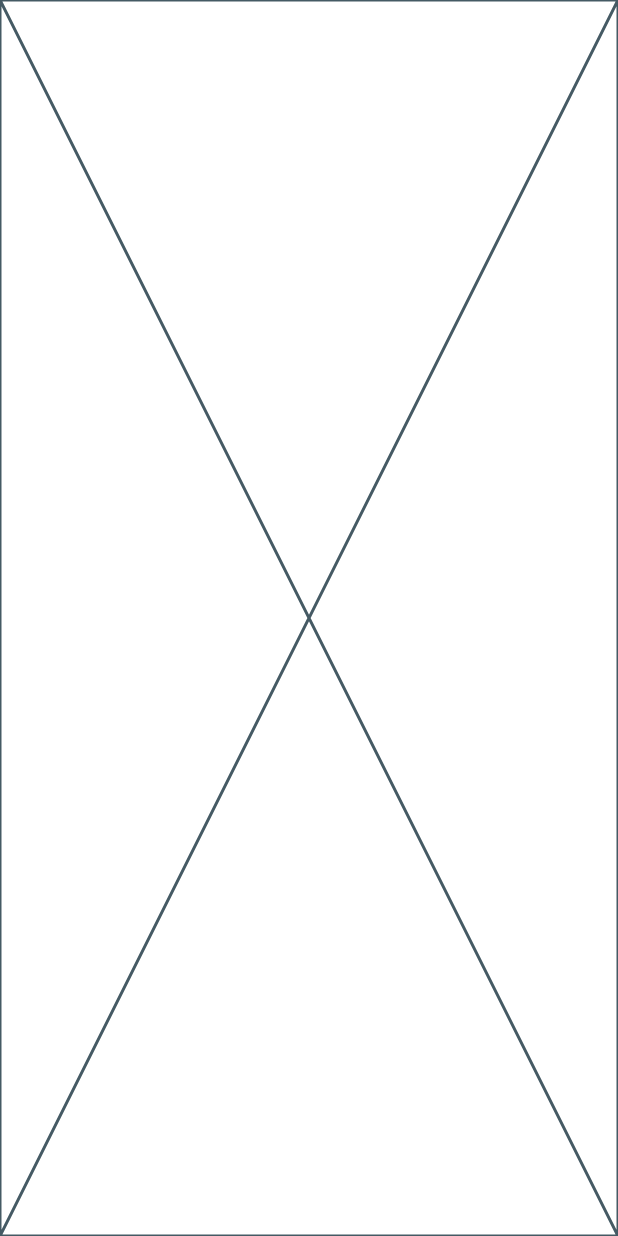
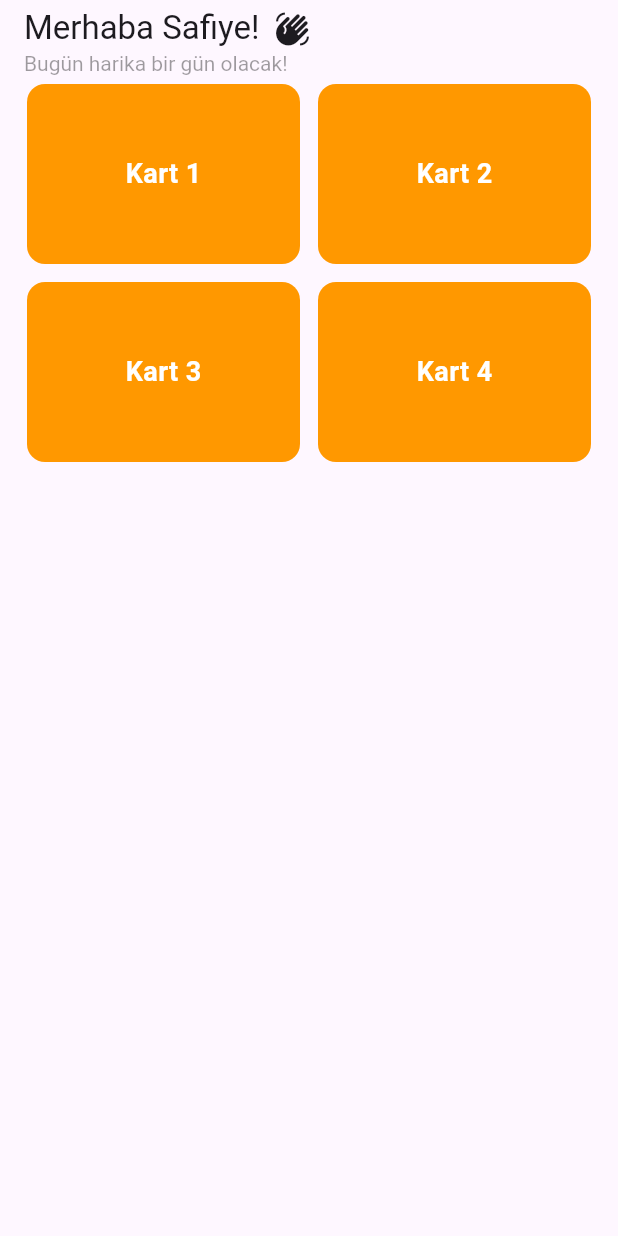
Before and after one commit to ssena-201903/student_track_app, a Flutter app: the screen it shows after launch, on a phone screen of 412 x 824 dp. Run offline on Flutter 3.47's test engine with Material 3 defaults, Android fonts, the phone set to English and light mode, and no system bars.

Commit message:
started home page

```diff
--- a/lib/views/home_page.dart
+++ b/lib/views/home_page.dart
@@ -10,6 +10,67 @@ class HomePage extends StatefulWidget {
 class _HomePageState extends State<HomePage> {
   @override
   Widget build(BuildContext context) {
-    return const Placeholder();
+    return Scaffold(
+      appBar: AppBar(
+        title: Column(
+          crossAxisAlignment: CrossAxisAlignment.start,
+          children: [
+            Row(
+              children: [
+                Text("Merhaba Safiye!"),
+                const SizedBox(width: 10),
+                Icon(Icons.waving_hand),
+              ],
+            ),
+            Text(
+              "Bugün harika bir gün olacak!",
+              style: TextStyle(fontSize: 14, color: Colors.black38),
+            ),
+          ],
+        ),
+      ),
+      body: Center(
+        child: Column(
+          children: [
+            Wrap(
+              spacing: 12,
+              runSpacing: 12,
+              children: List.generate(
+                4,
+                (index) => AnaKartWidget(index: index),
+              ),
+            ),
+          ],
+        ),
+      ),
+    );
   }
 }
+
+class AnaKartWidget extends StatelessWidget {
+  final int index;
+
+  const AnaKartWidget({Key? key, required this.index}) : super(key: key);
+
+  @override
+  Widget build(BuildContext context) {
+    return Container(
+      width: (MediaQuery.of(context).size.width - 48) / 2, // 2 kart yan yana
+      height: 120,
+      decoration: BoxDecoration(
+        color: Colors.orange,
+        borderRadius: BorderRadius.circular(12),
+      ),
+      child: Center(
+        child: Text(
+          'Kart ${index + 1}',
+          style: TextStyle(
+            color: Colors.white,
+            fontSize: 18,
+            fontWeight: FontWeight.bold,
+          ),
+        ),
+      ),
+    );
+  }
+}
```
